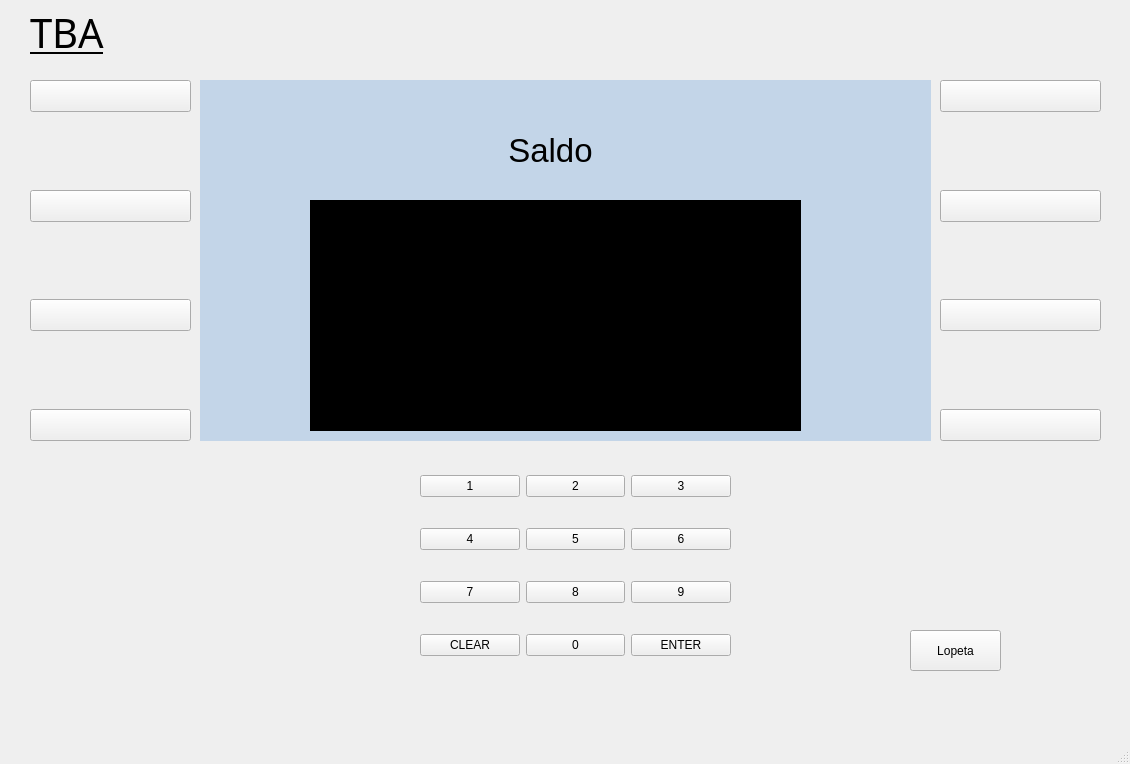
The window that bank-automat/mainwindow.ui (maennenajere/ATM-Project-2024) describes before a commit, drawn with Qt 5.
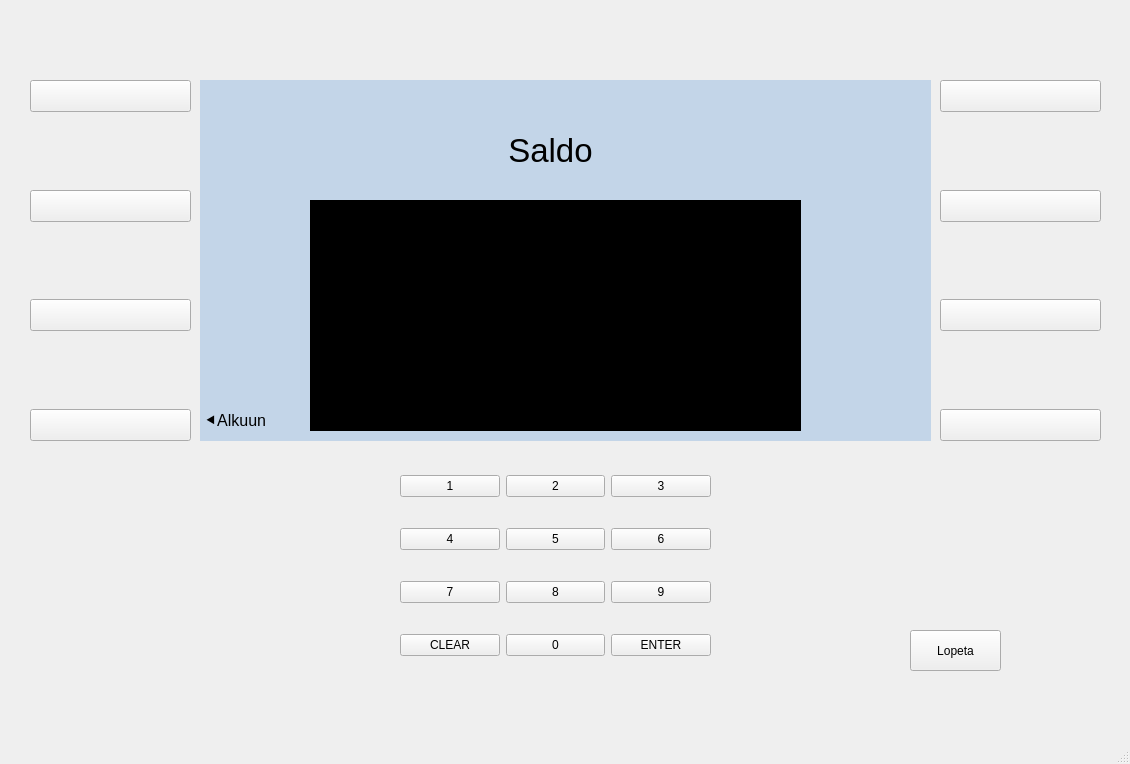
The same window after the commit. The open tabs and pages were chosen to show the change.

Diff of the .ui file:
```diff
--- a/bank-automat/mainwindow.ui
+++ b/bank-automat/mainwindow.ui
@@ -28,7 +28,7 @@
      <rect>
       <x>30</x>
       <y>0</y>
-      <width>327</width>
+      <width>911</width>
       <height>65</height>
      </rect>
     </property>
@@ -44,7 +44,7 @@
      <string notr="true"/>
     </property>
     <property name="text">
-     <string>TBA</string>
+     <string/>
     </property>
    </widget>
    <widget class="QStackedWidget" name="stackedWidget">
@@ -6019,6 +6019,502 @@
       <property name="text">
        <string/>
       </property>
+      <property name="alignment">
+       <set>Qt::AlignCenter</set>
+      </property>
+     </widget>
+     <widget class="QLabel" name="label_11">
+      <property name="enabled">
+       <bool>true</bool>
+      </property>
+      <property name="geometry">
+       <rect>
+        <x>0</x>
+        <y>330</y>
+        <width>99</width>
+        <height>21</height>
+       </rect>
+      </property>
+      <property name="palette">
+       <palette>
+        <active>
+         <colorrole role="WindowText">
+          <brush brushstyle="SolidPattern">
+           <color alpha="255">
+            <red>0</red>
+            <green>0</green>
+            <blue>0</blue>
+           </color>
+          </brush>
+         </colorrole>
+         <colorrole role="Button">
+          <brush brushstyle="SolidPattern">
+           <color alpha="255">
+            <red>195</red>
+            <green>213</green>
+            <blue>232</blue>
+           </color>
+          </brush>
+         </colorrole>
+         <colorrole role="Light">
+          <brush brushstyle="SolidPattern">
+           <color alpha="255">
+            <red>0</red>
+            <green>0</green>
+            <blue>0</blue>
+           </color>
+          </brush>
+         </colorrole>
+         <colorrole role="Midlight">
+          <brush brushstyle="SolidPattern">
+           <color alpha="255">
+            <red>0</red>
+            <green>0</green>
+            <blue>0</blue>
+           </color>
+          </brush>
+         </colorrole>
+         <colorrole role="Dark">
+          <brush brushstyle="SolidPattern">
+           <color alpha="255">
+            <red>0</red>
+            <green>0</green>
+            <blue>0</blue>
+           </color>
+          </brush>
+         </colorrole>
+         <colorrole role="Mid">
+          <brush brushstyle="SolidPattern">
+           <color alpha="255">
+            <red>0</red>
+            <green>0</green>
+            <blue>0</blue>
+           </color>
+          </brush>
+         </colorrole>
+         <colorrole role="Text">
+          <brush brushstyle="SolidPattern">
+           <color alpha="255">
+            <red>255</red>
+            <green>255</green>
+            <blue>255</blue>
+           </color>
+          </brush>
+         </colorrole>
+         <colorrole role="BrightText">
+          <brush brushstyle="SolidPattern">
+           <color alpha="255">
+            <red>255</red>
+            <green>255</green>
+            <blue>255</blue>
+           </color>
+          </brush>
+         </colorrole>
+         <colorrole role="ButtonText">
+          <brush brushstyle="SolidPattern">
+           <color alpha="255">
+            <red>255</red>
+            <green>255</green>
+            <blue>255</blue>
+           </color>
+          </brush>
+         </colorrole>
+         <colorrole role="Base">
+          <brush brushstyle="SolidPattern">
+           <color alpha="255">
+            <red>195</red>
+            <green>213</green>
+            <blue>232</blue>
+           </color>
+          </brush>
+         </colorrole>
+         <colorrole role="Window">
+          <brush brushstyle="SolidPattern">
+           <color alpha="255">
+            <red>195</red>
+            <green>213</green>
+            <blue>232</blue>
+           </color>
+          </brush>
+         </colorrole>
+         <colorrole role="Shadow">
+          <brush brushstyle="SolidPattern">
+           <color alpha="255">
+            <red>0</red>
+            <green>0</green>
+            <blue>0</blue>
+           </color>
+          </brush>
+         </colorrole>
+         <colorrole role="AlternateBase">
+          <brush brushstyle="SolidPattern">
+           <color alpha="255">
+            <red>0</red>
+            <green>0</green>
+            <blue>0</blue>
+           </color>
+          </brush>
+         </colorrole>
+         <colorrole role="ToolTipBase">
+          <brush brushstyle="SolidPattern">
+           <color alpha="255">
+            <red>255</red>
+            <green>255</green>
+            <blue>220</blue>
+           </color>
+          </brush>
+         </colorrole>
+         <colorrole role="ToolTipText">
+          <brush brushstyle="SolidPattern">
+           <color alpha="255">
+            <red>0</red>
+            <green>0</green>
+            <blue>0</blue>
+           </color>
+          </brush>
+         </colorrole>
+         <colorrole role="PlaceholderText">
+          <brush brushstyle="SolidPattern">
+           <color alpha="127">
+            <red>255</red>
+            <green>255</green>
+            <blue>255</blue>
+           </color>
+          </brush>
+         </colorrole>
+         <colorrole role="Accent">
+          <brush brushstyle="SolidPattern">
+           <color alpha="255">
+            <red>0</red>
+            <green>0</green>
+            <blue>0</blue>
+           </color>
+          </brush>
+         </colorrole>
+        </active>
+        <inactive>
+         <colorrole role="WindowText">
+          <brush brushstyle="SolidPattern">
+           <color alpha="255">
+            <red>0</red>
+            <green>0</green>
+            <blue>0</blue>
+           </color>
+          </brush>
+         </colorrole>
+         <colorrole role="Button">
+          <brush brushstyle="SolidPattern">
+           <color alpha="255">
+            <red>195</red>
+            <green>213</green>
+            <blue>232</blue>
+           </color>
+          </brush>
+         </colorrole>
+         <colorrole role="Light">
+          <brush brushstyle="SolidPattern">
+           <color alpha="255">
+            <red>0</red>
+            <green>0</green>
+            <blue>0</blue>
+           </color>
+          </brush>
+         </colorrole>
+         <colorrole role="Midlight">
+          <brush brushstyle="SolidPattern">
+           <color alpha="255">
+            <red>0</red>
+            <green>0</green>
+            <blue>0</blue>
+           </color>
+          </brush>
+         </colorrole>
+         <colorrole role="Dark">
+          <brush brushstyle="SolidPattern">
+           <color alpha="255">
+            <red>0</red>
+            <green>0</green>
+            <blue>0</blue>
+           </color>
+          </brush>
+         </colorrole>
+         <colorrole role="Mid">
+          <brush brushstyle="SolidPattern">
+           <color alpha="255">
+            <red>0</red>
+            <green>0</green>
+            <blue>0</blue>
+           </color>
+          </brush>
+         </colorrole>
+         <colorrole role="Text">
+          <brush brushstyle="SolidPattern">
+           <color alpha="255">
+            <red>255</red>
+            <green>255</green>
+            <blue>255</blue>
+           </color>
+          </brush>
+         </colorrole>
+         <colorrole role="BrightText">
+          <brush brushstyle="SolidPattern">
+           <color alpha="255">
+            <red>255</red>
+            <green>255</green>
+            <blue>255</blue>
+           </color>
+          </brush>
+         </colorrole>
+         <colorrole role="ButtonText">
+          <brush brushstyle="SolidPattern">
+           <color alpha="255">
+            <red>255</red>
+            <green>255</green>
+            <blue>255</blue>
+           </color>
+          </brush>
+         </colorrole>
+         <colorrole role="Base">
+          <brush brushstyle="SolidPattern">
+           <color alpha="255">
+            <red>195</red>
+            <green>213</green>
+            <blue>232</blue>
+           </color>
+          </brush>
+         </colorrole>
+         <colorrole role="Window">
+          <brush brushstyle="SolidPattern">
+           <color alpha="255">
+            <red>195</red>
+            <green>213</green>
+            <blue>232</blue>
+           </color>
+          </brush>
+         </colorrole>
+         <colorrole role="Shadow">
+          <brush brushstyle="SolidPattern">
+           <color alpha="255">
+            <red>0</red>
+            <green>0</green>
+            <blue>0</blue>
+           </color>
+          </brush>
+         </colorrole>
+         <colorrole role="AlternateBase">
+          <brush brushstyle="SolidPattern">
+           <color alpha="255">
+            <red>0</red>
+            <green>0</green>
+            <blue>0</blue>
+           </color>
+          </brush>
+         </colorrole>
+         <colorrole role="ToolTipBase">
+          <brush brushstyle="SolidPattern">
+           <color alpha="255">
+            <red>255</red>
+            <green>255</green>
+            <blue>220</blue>
+           </color>
+          </brush>
+         </colorrole>
+         <colorrole role="ToolTipText">
+          <brush brushstyle="SolidPattern">
+           <color alpha="255">
+            <red>0</red>
+            <green>0</green>
+            <blue>0</blue>
+           </color>
+          </brush>
+         </colorrole>
+         <colorrole role="PlaceholderText">
+          <brush brushstyle="SolidPattern">
+           <color alpha="127">
+            <red>255</red>
+            <green>255</green>
+            <blue>255</blue>
+           </color>
+          </brush>
+         </colorrole>
+         <colorrole role="Accent">
+          <brush brushstyle="SolidPattern">
+           <color alpha="255">
+            <red>0</red>
+            <green>0</green>
+            <blue>0</blue>
+           </color>
+          </brush>
+         </colorrole>
+        </inactive>
+        <disabled>
+         <colorrole role="WindowText">
+          <brush brushstyle="SolidPattern">
+           <color alpha="255">
+            <red>0</red>
+            <green>0</green>
+            <blue>0</blue>
+           </color>
+          </brush>
+         </colorrole>
+         <colorrole role="Button">
+          <brush brushstyle="SolidPattern">
+           <color alpha="255">
+            <red>195</red>
+            <green>213</green>
+            <blue>232</blue>
+           </color>
+          </brush>
+         </colorrole>
+         <colorrole role="Light">
+          <brush brushstyle="SolidPattern">
+           <color alpha="255">
+            <red>0</red>
+            <green>0</green>
+            <blue>0</blue>
+           </color>
+          </brush>
+         </colorrole>
+         <colorrole role="Midlight">
+          <brush brushstyle="SolidPattern">
+           <color alpha="255">
+            <red>0</red>
+            <green>0</green>
+            <blue>0</blue>
+           </color>
+          </brush>
+         </colorrole>
+         <colorrole role="Dark">
+          <brush brushstyle="SolidPattern">
+           <color alpha="255">
+            <red>0</red>
+            <green>0</green>
+            <blue>0</blue>
+           </color>
+          </brush>
+         </colorrole>
+         <colorrole role="Mid">
+          <brush brushstyle="SolidPattern">
+           <color alpha="255">
+            <red>0</red>
+            <green>0</green>
+            <blue>0</blue>
+           </color>
+          </brush>
+         </colorrole>
+         <colorrole role="Text">
+          <brush brushstyle="SolidPattern">
+           <color alpha="255">
+            <red>0</red>
+            <green>0</green>
+            <blue>0</blue>
+           </color>
+          </brush>
+         </colorrole>
+         <colorrole role="BrightText">
+          <brush brushstyle="SolidPattern">
+           <color alpha="255">
+            <red>255</red>
+            <green>255</green>
+            <blue>255</blue>
+           </color>
+          </brush>
+         </colorrole>
+         <colorrole role="ButtonText">
+          <brush brushstyle="SolidPattern">
+           <color alpha="255">
+            <red>0</red>
+            <green>0</green>
+            <blue>0</blue>
+           </color>
+          </brush>
+         </colorrole>
+         <colorrole role="Base">
+          <brush brushstyle="SolidPattern">
+           <color alpha="255">
+            <red>195</red>
+            <green>213</green>
+            <blue>232</blue>
+           </color>
+          </brush>
+         </colorrole>
+         <colorrole role="Window">
+          <brush brushstyle="SolidPattern">
+           <color alpha="255">
+            <red>195</red>
+            <green>213</green>
+            <blue>232</blue>
+           </color>
+          </brush>
+         </colorrole>
+         <colorrole role="Shadow">
+          <brush brushstyle="SolidPattern">
+           <color alpha="255">
+            <red>0</red>
+            <green>0</green>
+            <blue>0</blue>
+           </color>
+          </brush>
+         </colorrole>
+         <colorrole role="AlternateBase">
+          <brush brushstyle="SolidPattern">
+           <color alpha="255">
+            <red>0</red>
+            <green>0</green>
+            <blue>0</blue>
+           </color>
+          </brush>
+         </colorrole>
+         <colorrole role="ToolTipBase">
+          <brush brushstyle="SolidPattern">
+           <color alpha="255">
+            <red>255</red>
+            <green>255</green>
+            <blue>220</blue>
+           </color>
+          </brush>
+         </colorrole>
+         <colorrole role="ToolTipText">
+          <brush brushstyle="SolidPattern">
+           <color alpha="255">
+            <red>0</red>
+            <green>0</green>
+            <blue>0</blue>
+           </color>
+          </brush>
+         </colorrole>
+         <colorrole role="PlaceholderText">
+          <brush brushstyle="SolidPattern">
+           <color alpha="127">
+            <red>0</red>
+            <green>0</green>
+            <blue>0</blue>
+           </color>
+          </brush>
+         </colorrole>
+         <colorrole role="Accent">
+          <brush brushstyle="SolidPattern">
+           <color alpha="255">
+            <red>0</red>
+            <green>0</green>
+            <blue>0</blue>
+           </color>
+          </brush>
+         </colorrole>
+        </disabled>
+       </palette>
+      </property>
+      <property name="font">
+       <font>
+        <pointsize>12</pointsize>
+       </font>
+      </property>
+      <property name="text">
+       <string> ⯇Alkuun</string>
+      </property>
+      <property name="alignment">
+       <set>Qt::AlignLeading|Qt::AlignLeft|Qt::AlignVCenter</set>
+      </property>
      </widget>
     </widget>
     <widget class="QWidget" name="stackLogOut">
@@ -6319,7 +6815,7 @@
    <widget class="QWidget" name="gridLayoutWidget_2">
     <property name="geometry">
      <rect>
-      <x>420</x>
+      <x>400</x>
       <y>450</y>
       <width>311</width>
       <height>231</height>
```
Left out of the diff: 990 changed lines with no effect on the pictures.
